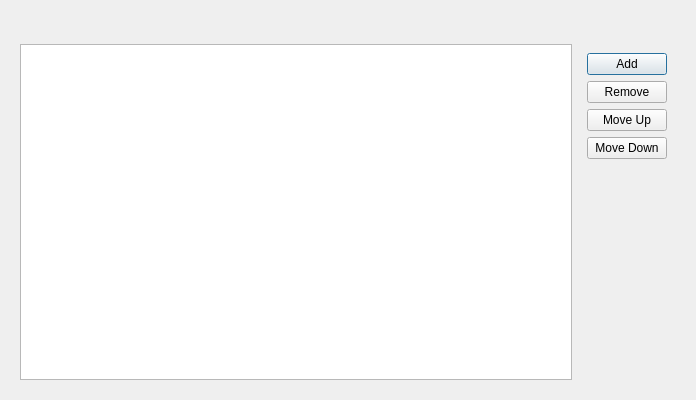
Old version of the form plugins/projectfilter/projectfiltersettings.ui in the repository KDE/kdevelop.
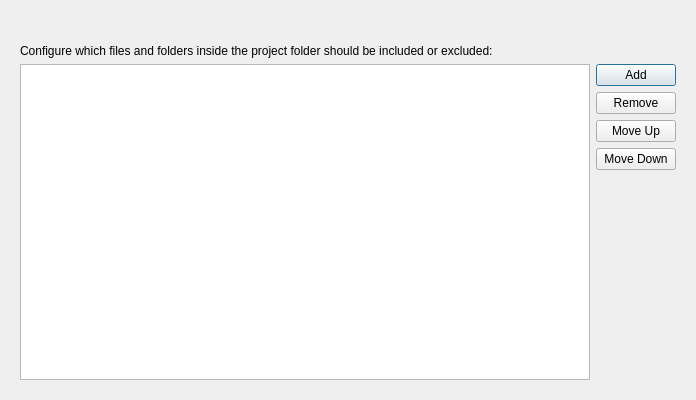
New version of the form. Icons and pictures are not drawn.

Commit message:
projectfilter: Shorten string for config page title
Avoids annoying config dialog resizing

Patch:
```diff
--- a/plugins/projectfilter/projectfiltersettings.ui
+++ b/plugins/projectfilter/projectfiltersettings.ui
@@ -18,12 +18,20 @@
    </item>
    <item>
     <widget class="QWidget" name="widget_2" native="true">
-     <layout class="QHBoxLayout" name="horizontalLayout_2">
+     <layout class="QVBoxLayout" name="verticalLayout_4">
+      <item>
+       <widget class="QLabel" name="label">
+        <property name="text">
+         <string>Configure which files and folders inside the project folder should be included or excluded:</string>
+        </property>
+       </widget>
+      </item>
+      <item>
+       <layout class="QHBoxLayout" name="horizontalLayout">
       <item>
        <widget class="QTreeView" name="filters"/>
       </item>
-      <item alignment="Qt::AlignTop">
-       <widget class="QWidget" name="widget" native="true">
+        <item>
         <layout class="QVBoxLayout" name="verticalLayout">
          <item>
           <widget class="QPushButton" name="add">
@@ -76,8 +84,22 @@
            </property>
           </widget>
          </item>
-        </layout>
-       </widget>
+          <item>
+           <spacer name="verticalSpacer">
+            <property name="orientation">
+             <enum>Qt::Vertical</enum>
+            </property>
+            <property name="sizeHint" stdset="0">
+             <size>
+              <width>20</width>
+              <height>40</height>
+             </size>
+            </property>
+           </spacer>
+          </item>
+         </layout>
+        </item>
+       </layout>
       </item>
      </layout>
     </widget>
```
Lines whose indentation alone changed are shown as unchanged. The commit also changes 1 other file.
